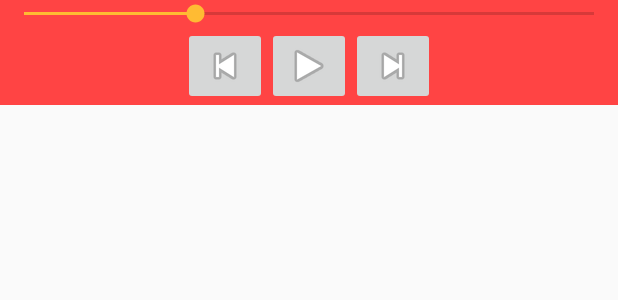
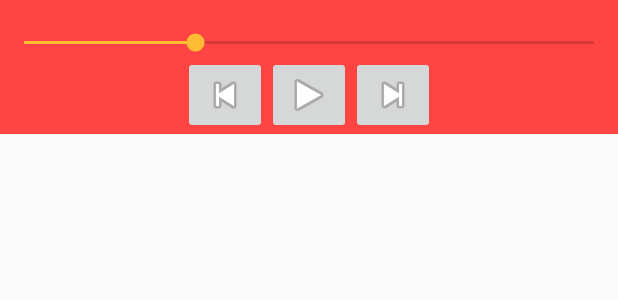
Before and after one commit to eltonvs/unspotify, an Android app: the layout include_player.xml on its own in the app's theme, with its tools: preview values and no code run, on a phone screen of 412 x 824 dp. Shown: the top 300 px of the screen. Run offline under Robolectric (Android 15) with nearby library versions, the phone set to English and light mode, and no system bars.

Commit message:
seekbar controlling the progression of the tracks; name of the songs at the player bar

```diff
--- a/app/src/main/res/layout/include_player.xml
+++ b/app/src/main/res/layout/include_player.xml
@@ -18,17 +18,12 @@
             android:contentDescription="@string/previous_song"
             android:src="@android:drawable/ic_media_previous" />
 
-        <SeekBar
-            android:id="@+id/seekBar"
+        <TextView
+            android:id="@+id/txtCurrentSong"
             android:layout_width="wrap_content"
             android:layout_height="wrap_content"
-            android:layout_alignParentEnd="true"
-            android:layout_alignParentLeft="true"
-            android:layout_alignParentRight="true"
-            android:layout_alignParentStart="true"
-            android:layout_alignParentTop="true"
-            android:max="10"
-            android:progress="3" />
+            android:layout_centerHorizontal="true"
+            />
 
         <ImageButton
             android:id="@+id/btPlayPause"
@@ -48,6 +43,18 @@
             android:layout_toRightOf="@+id/btPlayPause"
             android:contentDescription="@string/next_song"
             android:src="@android:drawable/ic_media_next" />
+
+        <SeekBar
+            android:id="@+id/seekBar"
+            android:layout_width="wrap_content"
+            android:layout_height="wrap_content"
+            android:max="10"
+            android:progress="3"
+            android:layout_below="@+id/txtCurrentSong"
+            android:layout_alignParentLeft="true"
+            android:layout_alignParentStart="true"
+            android:layout_alignParentRight="true"
+            android:layout_alignParentEnd="true" />
     </RelativeLayout>
 
 </RelativeLayout>
```
Also changed, not shown: app/src/main/java/com/imd/lp2/unspotify/view/MainActivity.java (+24 -1 lines).
